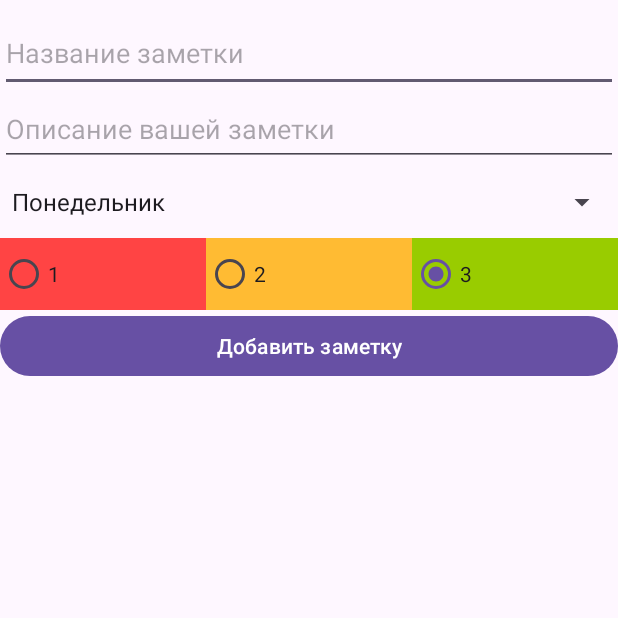
After one commit to AlexandrMorozov7/ToDoList, an Android app: the AddNewActivity screen opened directly, with no data from a screen before it, on a phone screen of 412 x 824 dp, the top half of it. The commit adds this screen. Run offline under Robolectric (Android 15) with nearby library versions, the phone set to English and light mode, and no system bars.

Commit message:
Добавлена активность с добавлением notes

```diff
--- a/app/src/main/AndroidManifest.xml
+++ b/app/src/main/AndroidManifest.xml
@@ -12,6 +12,9 @@
         android:supportsRtl="true"
         android:theme="@style/Theme.ToDoList">
         <activity
+            android:name=".AddNewActivity"
+            android:exported="false" />
+        <activity
             android:name=".MainActivity"
             android:exported="true">
             <intent-filter>
--- /dev/null
+++ b/app/src/main/java/com/example/todolist/AddNewActivity.java
@@ -0,0 +1,32 @@
+package com.example.todolist;
+
+import android.os.Bundle;
+import android.view.View;
+
+import androidx.activity.EdgeToEdge;
+import androidx.appcompat.app.AppCompatActivity;
+import androidx.core.graphics.Insets;
+import androidx.core.view.ViewCompat;
+import androidx.core.view.WindowInsetsCompat;
+
+public class AddNewActivity extends AppCompatActivity {
+
+
+
+
+    @Override
+    protected void onCreate(Bundle savedInstanceState) {
+        super.onCreate(savedInstanceState);
+        EdgeToEdge.enable(this);
+        setContentView(R.layout.activity_add_new);
+        ViewCompat.setOnApplyWindowInsetsListener(findViewById(R.id.main), (v, insets) -> {
+            Insets systemBars = insets.getInsets(WindowInsetsCompat.Type.systemBars());
+            v.setPadding(systemBars.left, systemBars.top, systemBars.right, systemBars.bottom);
+            return insets;
+        });
+    }
+
+    public void onClickSaveNote(View view) {
+
+    }
+}
--- a/app/src/main/java/com/example/todolist/MainActivity.java
+++ b/app/src/main/java/com/example/todolist/MainActivity.java
@@ -1,6 +1,8 @@
 package com.example.todolist;
 
+import android.content.Intent;
 import android.os.Bundle;
+import android.view.View;
 
 import androidx.activity.EdgeToEdge;
 import androidx.appcompat.app.AppCompatActivity;
@@ -16,7 +18,7 @@ public class MainActivity extends AppCompatActivity {
 
 
     private RecyclerView RecyclerViewNotes;
-    private ArrayList<Note> notes = new ArrayList<>();
+    public static final ArrayList<Note> notes = new ArrayList<>();
 
 
     @Override
@@ -42,4 +44,9 @@ public class MainActivity extends AppCompatActivity {
 
 
     }
+
+    public void onClickAddNote(View view) {
+        Intent intent = new Intent(this, AddNewActivity.class);
+            startActivity(intent);
+    }
 }
--- /dev/null
+++ b/app/src/main/res/layout/activity_add_new.xml
@@ -0,0 +1,90 @@
+<?xml version="1.0" encoding="utf-8"?>
+<androidx.constraintlayout.widget.ConstraintLayout xmlns:android="http://schemas.android.com/apk/res/android"
+    xmlns:app="http://schemas.android.com/apk/res-auto"
+    xmlns:tools="http://schemas.android.com/tools"
+    android:id="@+id/main"
+    android:layout_width="match_parent"
+    android:layout_height="match_parent"
+    tools:context=".AddNewActivity">
+
+    <EditText
+        android:id="@+id/editTextTitle"
+        android:layout_width="0dp"
+        android:layout_height="51dp"
+        android:ems="10"
+        android:inputType="text"
+        android:hint="@string/enter_note_name"
+
+        android:layout_marginTop="10dp"
+
+        app:layout_constraintEnd_toEndOf="parent"
+        app:layout_constraintStart_toStartOf="parent"
+        app:layout_constraintTop_toTopOf="parent" />
+
+    <EditText
+        android:id="@+id/editTextDescription"
+        android:layout_width="0dp"
+        android:layout_height="49dp"
+        android:ems="10"
+        android:inputType="textMultiLine"
+        android:hint="@string/enter_note_description"
+        app:layout_constraintEnd_toEndOf="parent"
+        app:layout_constraintStart_toStartOf="parent"
+        app:layout_constraintTop_toBottomOf="@+id/editTextTitle" />
+
+    <Spinner
+        android:id="@+id/spinnerDaysOfWeek"
+        android:layout_width="0dp"
+        android:layout_height="48dp"
+        android:entries="@array/daysOfWeek"
+        app:layout_constraintEnd_toEndOf="parent"
+        app:layout_constraintStart_toStartOf="parent"
+        app:layout_constraintTop_toBottomOf="@+id/editTextDescription" />
+
+    <RadioGroup
+        android:id="@+id/radioGroupPriority"
+        android:layout_width="0dp"
+        android:layout_height="wrap_content"
+        android:orientation="horizontal"
+        app:layout_constraintEnd_toEndOf="parent"
+        app:layout_constraintStart_toStartOf="parent"
+        app:layout_constraintTop_toBottomOf="@+id/spinnerDaysOfWeek">
+
+        <RadioButton
+            android:id="@+id/radioButton1"
+            android:layout_width="wrap_content"
+            android:layout_height="wrap_content"
+            android:background="@android:color/holo_red_light"
+            android:text="@string/priority_1"
+            android:layout_weight="1"/>
+
+        <RadioButton
+            android:id="@+id/radioButton2"
+            android:layout_width="wrap_content"
+            android:layout_height="wrap_content"
+            android:background="@android:color/holo_orange_light"
+            android:text="@string/priority_2"
+            android:layout_weight="1"/>
+
+        <RadioButton
+            android:id="@+id/radioButton3"
+            android:layout_width="wrap_content"
+            android:layout_height="wrap_content"
+            android:background="@android:color/holo_green_light"
+            android:checked="true"
+            android:text="@string/priority_3"
+            android:layout_weight="1" />
+    </RadioGroup>
+
+    <Button
+        android:id="@+id/buttonSaveNote"
+        android:layout_width="0dp"
+        android:layout_height="wrap_content"
+        android:text="@string/button_add_note"
+
+        android:onClick="onClickSaveNote"
+
+        app:layout_constraintEnd_toEndOf="parent"
+        app:layout_constraintStart_toStartOf="parent"
+        app:layout_constraintTop_toBottomOf="@+id/radioGroupPriority" />
+</androidx.constraintlayout.widget.ConstraintLayout>
--- a/app/src/main/res/layout/activity_main.xml
+++ b/app/src/main/res/layout/activity_main.xml
@@ -15,4 +15,19 @@
         app:layout_constraintEnd_toEndOf="parent"
         app:layout_constraintStart_toStartOf="parent"
         app:layout_constraintTop_toTopOf="parent" />
+
+    <com.google.android.material.floatingactionbutton.FloatingActionButton
+        android:id="@+id/buttonAddNote"
+        android:layout_width="wrap_content"
+        android:layout_height="wrap_content"
+        android:clickable="true"
+
+        android:focusable="true"
+
+        android:contentDescription= "@string/floatingbutton_add_new_note"
+
+        android:onClick="onClickAddNote"
+        app:layout_constraintBottom_toBottomOf="parent"
+        app:layout_constraintEnd_toEndOf="parent"
+        tools:srcCompat="@tools:sample/avatars" />
 </androidx.constraintlayout.widget.ConstraintLayout>
--- a/app/src/main/res/values/strings.xml
+++ b/app/src/main/res/values/strings.xml
@@ -1,4 +1,21 @@
 <resources>
     <string name="app_name">ToDoList</string>
     <string name="label_day_of_week">День недели</string>
+    <string name="enter_note_name">Название заметки</string>
+    <string name="enter_note_description">Описание вашей заметки</string>
+    <string name="priority_1">1</string>
+    <string name="priority_2">2</string>
+    <string name="priority_3">3</string>
+    <string name="button_add_note">Добавить заметку</string>
+    <string name="floatingbutton_add_new_note">Кнопка добавления новой заметки</string>
+
+    <string-array name="daysOfWeek">
+        <item>Понедельник</item>
+        <item>Вторник</item>
+        <item>Среда</item>
+        <item>Четверг</item>
+        <item>Пятница</item>
+        <item>Суббота</item>
+        <item>Воскресенье</item>
+    </string-array>
 </resources>
```
